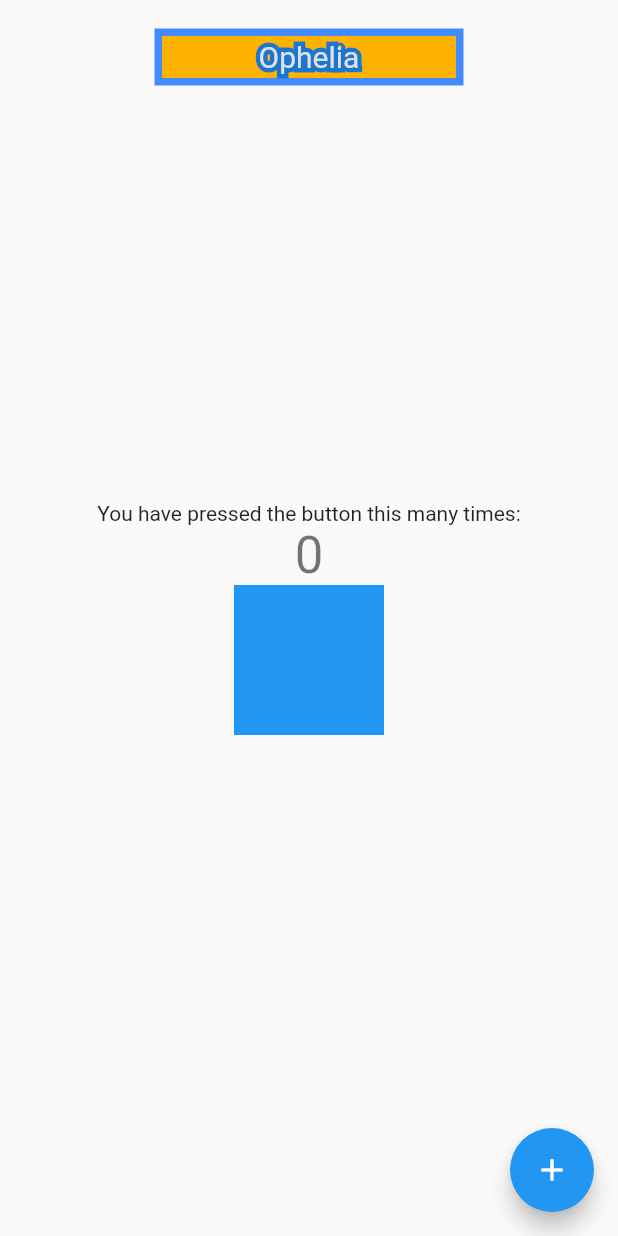
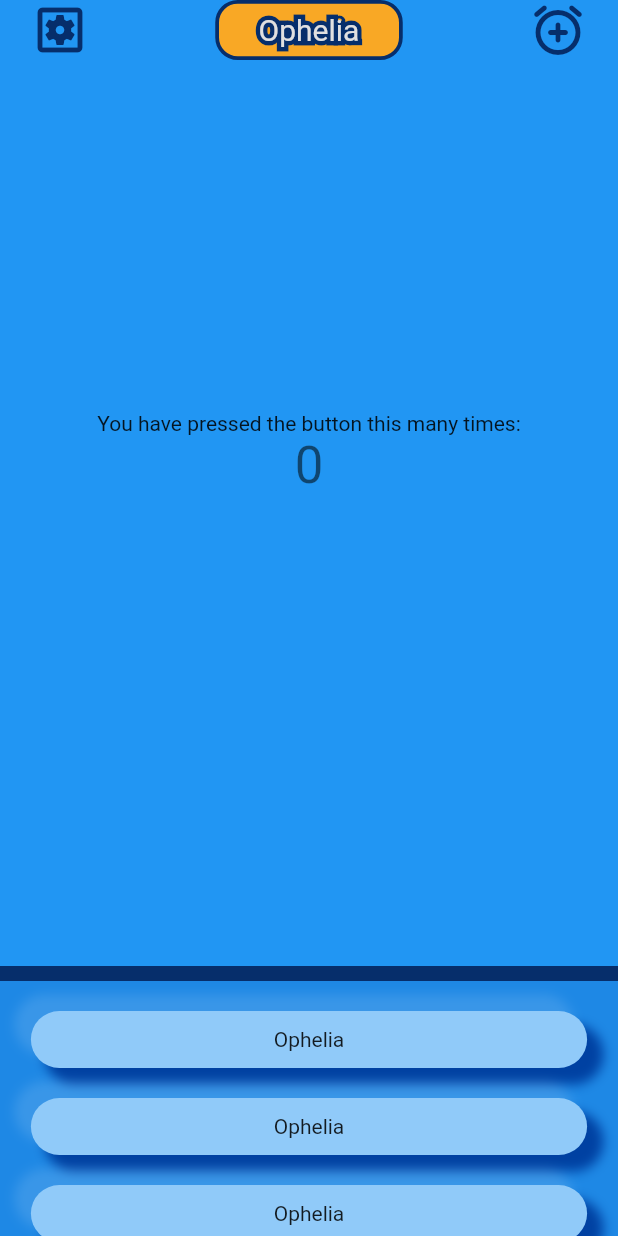
Before and after one commit to Chapler1/Ophelia---Automated-Calendar, a Flutter app: the screen it shows after launch, on a phone screen of 412 x 824 dp. Run offline on Flutter 3.47's test engine with Material 2 defaults, Android fonts, the light colour scheme and no system bars.

Commit message:
intro page view is done now button and routing logic must be established

```diff
--- a/ophelia/lib/main.dart
+++ b/ophelia/lib/main.dart
@@ -29,23 +29,71 @@ class MyApp extends StatelessWidget {
   }
 }
 
+//extending the app bar basically a flexbox with stuff in it
 class MyAppBar extends StatelessWidget implements PreferredSizeWidget {
   const MyAppBar({Key? key}) : super(key: key);
 
   @override
   Widget build(BuildContext context) {
-    return Align(
+    return SafeArea(
+      child: Row(
+        mainAxisAlignment: MainAxisAlignment.spaceEvenly,
+        children: [
+          Container(
+            margin: const EdgeInsets.only(left: 20.0),
+            child: const Icon(
+              IconData(0xf363, fontFamily: 'MaterialIcons'),
+              color: Color.fromARGB(255, 6, 46, 107),
+              size: 40.0,
+              semanticLabel: 'Text to announce in accessibility modes',
+            ),
+          ),
+          Spacer(),
+          Container(
+            width: 125,
+            height: 40,
             alignment: Alignment.center,
+            decoration: (BoxDecoration(
+                border: Border.all(
+                  color: Color.fromARGB(255, 6, 46, 107),
+                  width: 2.5,
+                ),
+                color: Colors.yellow[800],
+                borderRadius: BorderRadius.circular(15))),
 
-      child: FractionallySizedBox(
-        widthFactor: 0.5,
-        heightFactor: 0.5,
+            // we can set width here with conditions
+            // var height = MediaQuery.of(context).viewPadding.top;
+            child: TitleText(),
+          ),
+          Spacer(),
+          Container(
+            margin: const EdgeInsets.only(right: 20.0),
+            child: const Icon(
+              IconData(0xf527, fontFamily: 'MaterialIcons'),
+              color: Color.fromARGB(255, 6, 46, 107),
+              size: 40.0,
+              semanticLabel: 'Text to announce in accessibility modes',
+            ),
+          ),
+        ],
+      ),
+    );
+  }
 
-        child: Container(
-          alignment: Alignment.center,
-         decoration: BoxDecoration(color:Colors.amber[600],border: Border.all(width:5, color: Colors.blueAccent)),
-          // we can set width here with conditions
-          child: Stack(
+  ///width doesnt matter
+  @override
+  Size get preferredSize => Size(100, kToolbarHeight);
+}
+
+//Outlined text effect styles
+class TitleText extends StatelessWidget {
+  const TitleText({
+    Key? key,
+  }) : super(key: key);
+
+  @override
+  Widget build(BuildContext context) {
+    return Stack(
       children: [
         Text(
           "Ophelia",
@@ -54,27 +102,34 @@ class MyAppBar extends StatelessWidget implements PreferredSizeWidget {
             foreground: Paint()
               ..style = PaintingStyle.stroke
               ..strokeWidth = 6
-                    ..color = Colors.blue[700]!,
+              ..color = Color.fromARGB(255, 6, 46, 107),
           ),
         ),
         // Solid text as fill.
         Text(
-                'Ophelia',
+          "Ophelia",
           style: TextStyle(
             fontSize: 20,
             color: Colors.grey[300],
           ),
         ),
       ],
-          ),
-        ),
-      ),
     );
   }
+}
 
-  ///width doesnt matter
+class Main extends StatefulWidget {
+  const Main({Key? key}) : super(key: key);
+
   @override
-  Size get preferredSize => Size(100, kToolbarHeight+20);
+  _MainState createState() => _MainState();
+}
+
+class _MainState extends State<Main> {
+  @override
+  Widget build(BuildContext context) {
+    return Container();
+  }
 }
 
 class MyHomePage extends StatefulWidget {
@@ -120,6 +175,7 @@ class _MyHomePageState extends State<MyHomePage> {
 
     return Scaffold(
       extendBodyBehindAppBar: true,
+      backgroundColor: Colors.blue,
       appBar: MyAppBar(),
       body: Center(
         // Center is a layout widget. It takes a single child and positions it
@@ -141,6 +197,7 @@ class _MyHomePageState extends State<MyHomePage> {
           // horizontal).
           mainAxisAlignment: MainAxisAlignment.center,
           children: <Widget>[
+            Spacer(),
             const Text(
               'You have pressed the button this many times:',
             ),
@@ -148,20 +205,101 @@ class _MyHomePageState extends State<MyHomePage> {
               '$_counter',
               style: Theme.of(context).textTheme.headline4,
             ),
-            Container(
-              color: Colors.blue,
-              height: 100,
-              width: 100,
+            Spacer(),
+            Align(
+              alignment: Alignment.bottomCenter,
+              child: SafeArea(
+                child: projectList(),
+              ),
             ),
           ],
         ),
       ),
+    );
+  }
 
-      floatingActionButton: FloatingActionButton(
-        onPressed: _incrementCounter,
-        tooltip: 'Increment',
-        child: const Icon(Icons.add),
-      ), // This trailing comma makes auto-formatting nicer for build methods.
+  /*
+    projectList() - Project Container positioned to bottom of the screen
+    Container with a list view of list items inside of it.
+  */
+
+  FractionallySizedBox projectList() {
+    return FractionallySizedBox(
+      widthFactor: 1,
+      child: Container(
+        height: 180,
+        decoration: BoxDecoration(
+          border: const Border(
+            top:
+                BorderSide(width: 10.0, color: Color.fromARGB(255, 6, 46, 107)),
+          ),
+          color: Colors.blue[600],
+        ),
+        child: ListView(
+          padding: const EdgeInsets.only(top: 20),
+          children: const <Widget>[
+            ProjListItem(),
+            ProjListItem(),
+            ProjListItem(),
+            ProjListItem(),
+            ProjListItem(),
+            ProjListItem(),
+          ],
+        ),
+      ),
     );
   }
 }
+
+/*
+    ProjListItem() - List item that represents a project.
+    Fractionally sizing list items to 90% of the space in the outter projectList() container
+    Putting it into a container to display it
+    Aligning the text center on both axis within the list item.
+  */
+class ProjListItem extends StatelessWidget {
+  const ProjListItem({
+    Key? key,
+  }) : super(key: key);
+
+  @override
+  Widget build(BuildContext context) {
+    return FractionallySizedBox(
+      widthFactor: .9,
+      child: Container(
+        decoration: Shadows(Colors.blue[200]),
+        margin: const EdgeInsets.only(bottom: 20),
+        height: 38,
+        child: const Align(
+          alignment: Alignment.center,
+          child: Text(
+            "Ophelia",
+          ),
+        ),
+      ),
+    );
+  }
+}
+
+// BOX shadows styles
+BoxDecoration Shadows(color) {
+  return BoxDecoration(
+      color: color,
+      borderRadius: BorderRadius.circular(50),
+      boxShadow: const [
+        // Shadow for top-left corner
+        BoxShadow(
+          color: Color.fromARGB(255, 0, 65, 162),
+          offset: Offset(10, 10),
+          blurRadius: 6,
+          spreadRadius: 1,
+        ),
+        // Shadow for bottom-right corner
+        BoxShadow(
+          color: Colors.white12,
+          offset: Offset(-10, -10),
+          blurRadius: 6,
+          spreadRadius: 1,
+        ),
+      ]);
+}
```
Lines whose indentation alone changed are shown as unchanged.
